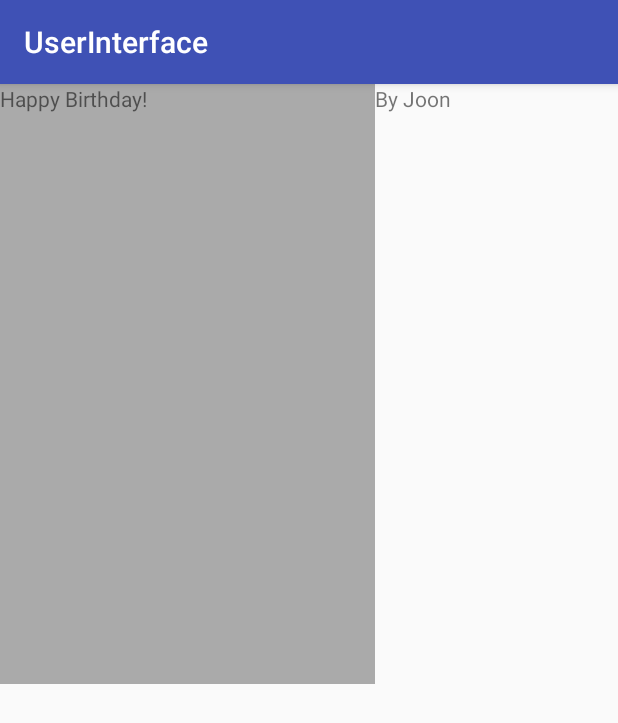
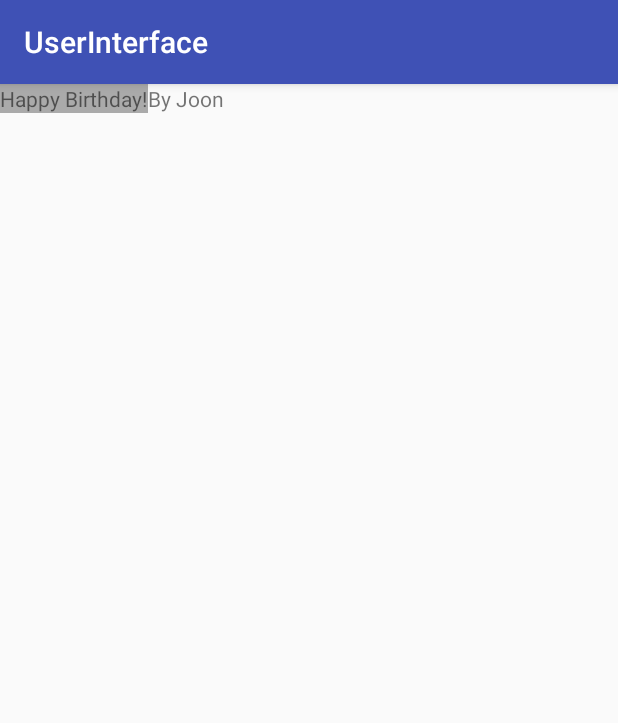
Before and after one commit to KimJoon93/Android-Basics-Nanodegree, an Android app: the screen it shows after launch (MainActivity), on a phone screen of 412 x 824 dp. Shown: the top 723 px of the screen. Run offline under Robolectric (Android 15) with nearby library versions, the phone set to English and light mode, and no system bars.

Commit message:
Use wrapcontent

```diff
--- a/UserInterface/app/src/main/res/layout/activity_main.xml
+++ b/UserInterface/app/src/main/res/layout/activity_main.xml
@@ -8,9 +8,9 @@
     <TextView
         android:background="@android:color/darker_gray"
         android:text="Happy Birthday!"
-        android:layout_width="250dp"
-        android:layout_height="400dp" />
-
+        android:layout_width="wrap_content"
+        android:layout_height="wrap_content" />
+    <!--Using wrap-content  -->
 
     <TextView
         android:text="By Joon"
```
